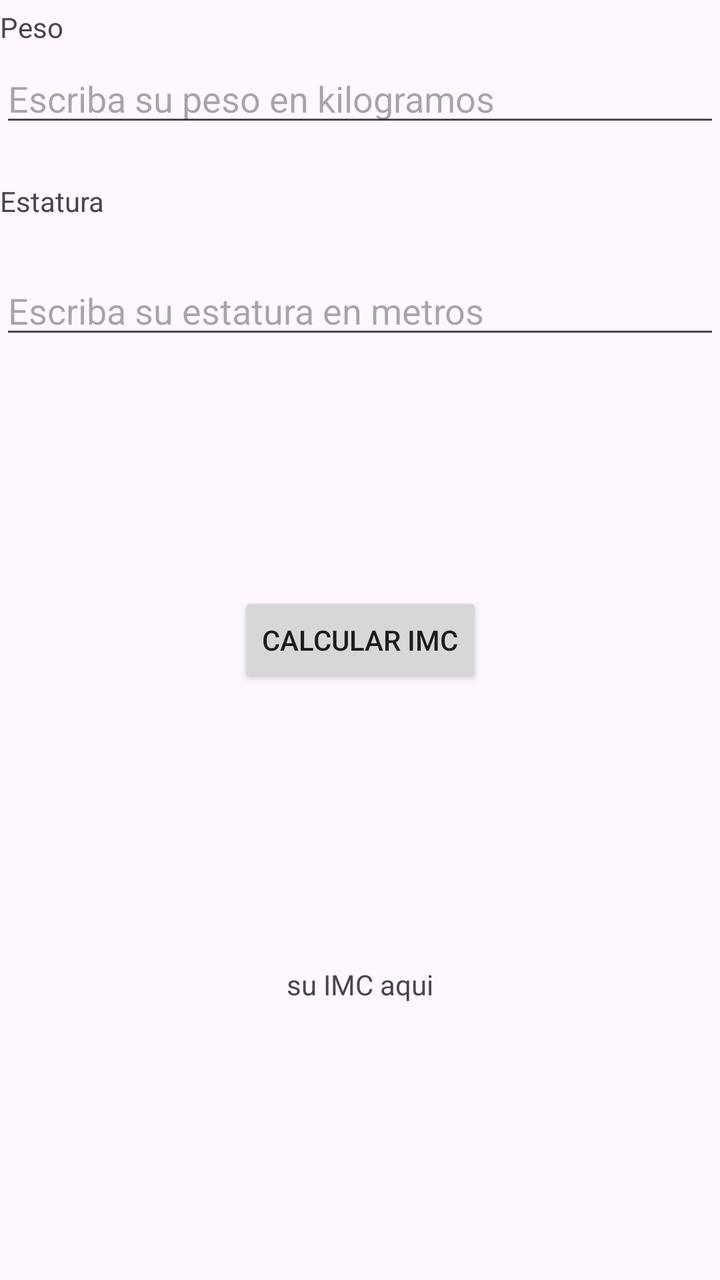
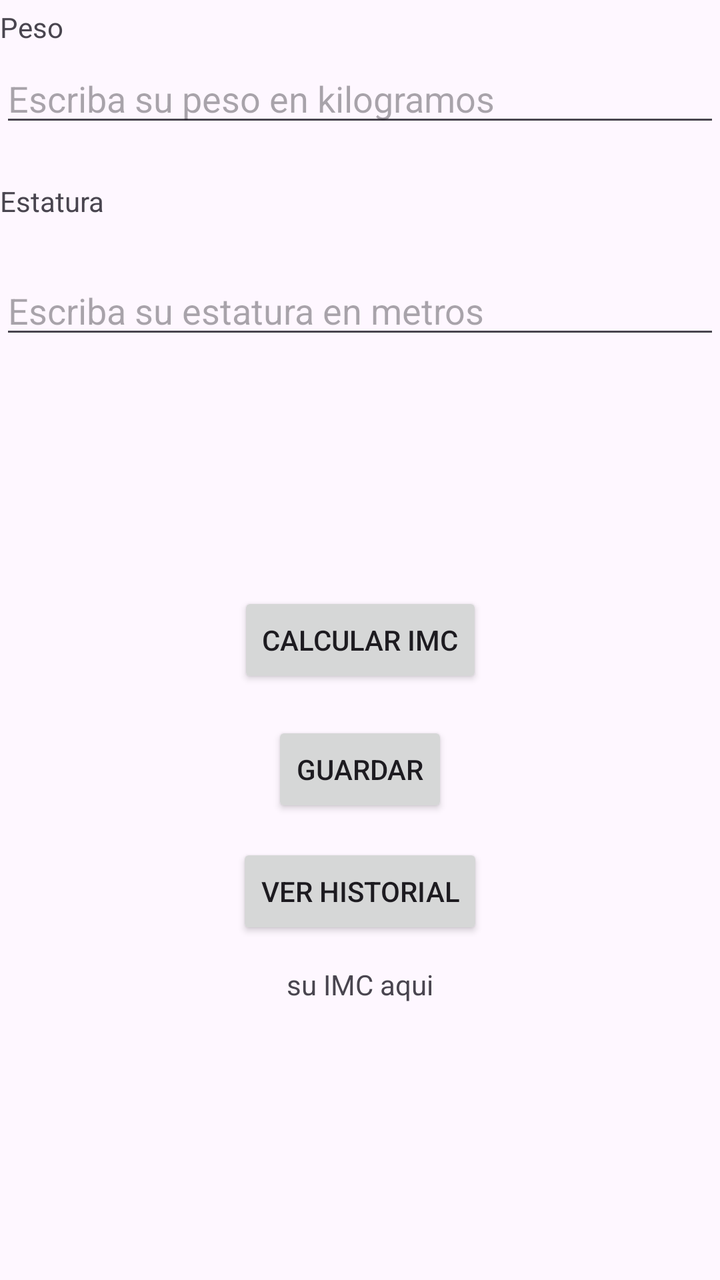

Screens rendered from an Android XML layout before and after an edit, with the pre-edit source and the edit as a unified diff.
<!-- AndroidManifest.xml: application theme Theme.CalculadoraIMC -->
<!-- res/layout/activity_main.xml -->
<?xml version="1.0" encoding="utf-8"?>
<androidx.constraintlayout.widget.ConstraintLayout xmlns:android="http://schemas.android.com/apk/res/android"
    xmlns:app="http://schemas.android.com/apk/res-auto"
    xmlns:tools="http://schemas.android.com/tools"
    android:id="@+id/main"
    android:layout_width="match_parent"
    android:layout_height="match_parent"
    tools:context=".MainActivity">


    <TextView
        android:id="@+id/tvPeso"
        android:layout_width="match_parent"
        android:layout_height="wrap_content"
        android:text="Peso"
        app:layout_constraintBottom_toTopOf="@+id/edPeso"
        app:layout_constraintEnd_toEndOf="parent"
        app:layout_constraintStart_toStartOf="parent"
        app:layout_constraintTop_toTopOf="parent" />

    <TextView
        android:id="@+id/tvEstatura"
        android:layout_width="match_parent"
        android:layout_height="wrap_content"
        android:text="Estatura"
        app:layout_constraintBottom_toTopOf="@+id/edEstatura"
        app:layout_constraintEnd_toEndOf="parent"
        app:layout_constraintStart_toStartOf="parent"
        app:layout_constraintTop_toBottomOf="@+id/edPeso" />

    <EditText
        android:id="@+id/edPeso"
        android:layout_width="match_parent"
        android:layout_height="wrap_content"
        android:hint="Escriba su peso en kilogramos"
        app:layout_constraintBottom_toTopOf="@+id/tvEstatura"
        app:layout_constraintEnd_toEndOf="parent"
        app:layout_constraintStart_toStartOf="parent"
        app:layout_constraintTop_toTopOf="@+id/tvPeso" />

    <EditText
        android:id="@+id/edEstatura"
        android:layout_width="match_parent"
        android:layout_height="wrap_content"
        android:hint="Escriba su estatura en metros"
        app:layout_constraintBottom_toTopOf="@+id/btnIMC"
        app:layout_constraintEnd_toEndOf="parent"
        app:layout_constraintStart_toStartOf="parent"
        app:layout_constraintTop_toBottomOf="@+id/edPeso"
        app:layout_constraintVertical_bias="0.348" />

    <Button
        android:id="@+id/btnIMC"
        android:layout_width="wrap_content"
        android:layout_height="wrap_content"
        android:text="Calcular IMC"
        app:layout_constraintBottom_toBottomOf="parent"
        app:layout_constraintEnd_toEndOf="parent"
        app:layout_constraintStart_toStartOf="parent"
        app:layout_constraintTop_toTopOf="parent" />

    <TextView
        android:id="@+id/tvIMC"
        android:layout_width="wrap_content"
        android:layout_height="wrap_content"
        android:text="su IMC aqui"
        app:layout_constraintBottom_toBottomOf="parent"
        app:layout_constraintEnd_toEndOf="parent"
        app:layout_constraintStart_toStartOf="parent"
        app:layout_constraintTop_toBottomOf="@+id/btnIMC" />

</androidx.constraintlayout.widget.ConstraintLayout>
<!-- resources referenced by this layout -->
<resources>
  <style name="Theme.CalculadoraIMC" parent="Base.Theme.CalculadoraIMC" />
  <style name="Base.Theme.CalculadoraIMC" parent="Theme.Material3.DayNight.NoActionBar">
          
          
      </style>
</resources>

<!-- the commit's change to res/layout/activity_main.xml (unified diff, before → after) -->
@@ -69,4 +69,26 @@
         app:layout_constraintStart_toStartOf="parent"
         app:layout_constraintTop_toBottomOf="@+id/btnIMC" />
 
+    <Button
+        android:id="@+id/btnGuardar"
+        android:layout_width="wrap_content"
+        android:layout_height="wrap_content"
+        android:text="Guardar"
+        app:layout_constraintBottom_toTopOf="@+id/tvIMC"
+        app:layout_constraintEnd_toEndOf="parent"
+        app:layout_constraintStart_toStartOf="parent"
+        app:layout_constraintTop_toBottomOf="@+id/btnIMC"
+        app:layout_constraintVertical_bias="0.185" />
+
+    <Button
+        android:id="@+id/btnVerHistorial"
+        android:layout_width="wrap_content"
+        android:layout_height="wrap_content"
+        android:text="Ver Historial"
+        app:layout_constraintBottom_toTopOf="@+id/tvIMC"
+        app:layout_constraintEnd_toEndOf="parent"
+        app:layout_constraintHorizontal_bias="0.5"
+        app:layout_constraintStart_toStartOf="parent"
+        app:layout_constraintTop_toBottomOf="@+id/btnGuardar" />
+
 </androidx.constraintlayout.widget.ConstraintLayout>
